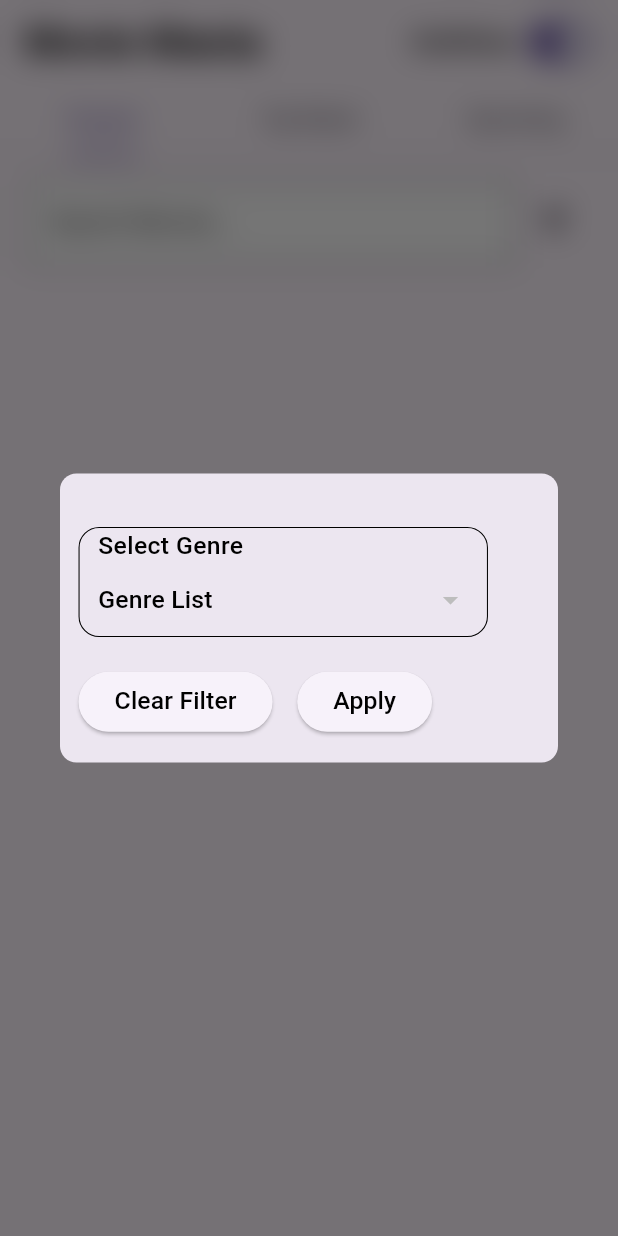
After one commit to KevalTank/movie_mania, a Flutter app: the screen it shows after launch, after a tap on the "filter alt" icon, on a phone screen of 412 x 824 dp. The commit adds this screen. Run offline on Flutter 3.47's test engine with Material 2 defaults, Android fonts, the phone set to English and light mode, and no system bars; drawn by our look-alikes of dropdown_button2; our stand-ins replace dio, equatable, flutter_bloc, fluttertoast, get_it, injectable and 3 more; network calls fail.

Commit message:
ADD : Filters

```diff
--- a/lib/blocs/movie_bloc.dart
+++ b/lib/blocs/movie_bloc.dart
@@ -26,6 +26,7 @@ class MovieBloc extends Bloc<MovieEvent, MovieState> {
     on<LoadTopRatedMoviesRequested>(_onLoadTopRatedMoviesRequested);
     on<LoadUpcomingMoviesRequested>(_onLoadUpcomingMoviesRequested);
     on<UserSearchMovieRequested>(_onUserSearchMovieRequested);
+    on<ApplyFilterRequested>(_onApplyFilterRequested);
   }
 
   final AppRepository _appRepository;
@@ -40,11 +41,16 @@ class MovieBloc extends Bloc<MovieEvent, MovieState> {
   int totalPagesForUpComingMovies = 10;
 
   List<Movie> _popularMoviesList = [];
+  List<Movie> _topRatedMoviesList = [];
+  List<Movie> _upComingMoviesList = [];
+
   List<Movie> _searchPopularMoviesList = [];
-  List<Movie> _topRatedMoviesList = [];
   List<Movie> _searchTopRatedMoviesList = [];
-  List<Movie> _upComingMoviesList = [];
   List<Movie> _searchUpComingMoviesList = [];
+
+  List<int> _genreListForPopularMovies = [];
+  List<int> _genreListForTopRatedMovies = [];
+  List<int> _genreListForUpComingMovies = [];
 
   FutureOr<void> _onChangeGridViewToListViewRequested(
     ChangeGridViewToListViewRequested event,
@@ -70,6 +76,7 @@ class MovieBloc extends Bloc<MovieEvent, MovieState> {
         'Before fetching API response current page value for the popular movies = $popularMoviesCurrentPage');
     if (event.loadInitialPage ?? false) {
       popularMoviesCurrentPage = 1;
+      _genreListForPopularMovies = [];
       debugPrint(
           'First time fetching API response current page value for the popular movies = $popularMoviesCurrentPage');
     }
@@ -91,10 +98,24 @@ class MovieBloc extends Bloc<MovieEvent, MovieState> {
         }
         _popularMoviesList.addAll(moviesResponse.results);
         totalPagesForPopularMovies = moviesResponse.totalPages;
+        for (int i = 0; i < _popularMoviesList.length; i++) {
+          if (_popularMoviesList[i].genreIds.isNotEmpty) {
+            _genreListForPopularMovies.addAll(_popularMoviesList[i].genreIds);
+          }
+        }
+        debugPrint(
+            'Length of the genre id == ${_genreListForPopularMovies.length}');
+        debugPrint(
+            'Before calling to set on list ----------- ${_genreListForPopularMovies.length}');
+        _genreListForPopularMovies =
+            _genreListForPopularMovies.toSet().toList();
+        debugPrint(
+            'After calling to set on list ----------- ${_genreListForPopularMovies.length}');
         emit(
           state.copyWith(
             status: Status.success,
             listOfPopularMovies: _popularMoviesList,
+            genreIdsForPopular: _genreListForPopularMovies,
           ),
         );
         popularMoviesCurrentPage++;
@@ -120,6 +141,7 @@ class MovieBloc extends Bloc<MovieEvent, MovieState> {
         'Before fetching API response current page value for the top rated movies = $topRatedMoviesCurrentPage');
     if (event.loadInitialPage ?? false) {
       topRatedMoviesCurrentPage = 1;
+      _genreListForTopRatedMovies = [];
       debugPrint(
           'First time fetching API response current page value for the top rated movies = $topRatedMoviesCurrentPage');
     }
@@ -140,13 +162,25 @@ class MovieBloc extends Bloc<MovieEvent, MovieState> {
         }
         _topRatedMoviesList.addAll(moviesResponse.results);
         totalPagesForTopRatedMovies = moviesResponse.totalPages;
+        for (int i = 0; i < _topRatedMoviesList.length; i++) {
+          if (_topRatedMoviesList[i].genreIds.isNotEmpty) {
+            _genreListForTopRatedMovies.addAll(_topRatedMoviesList[i].genreIds);
+          }
+        }
+        _genreListForTopRatedMovies =
+            _genreListForTopRatedMovies.toSet().toList();
         emit(
           state.copyWith(
             status: Status.success,
             listOfTopRatedMovies: _topRatedMoviesList,
+            genreIdsForTopRated: _genreListForTopRatedMovies,
           ),
         );
         topRatedMoviesCurrentPage++;
+        // await _prefHelper.saveMoviesToPreferencesRequested(
+        //   listOfMovies: _topRatedMoviesList,
+        //   collectionName: SharedPreferencesConstants.topRatedMovies,
+        // );
         debugPrint(
             'After fetching API response current page value for the top rated movies = $topRatedMoviesCurrentPage');
       } else {
@@ -169,6 +203,7 @@ class MovieBloc extends Bloc<MovieEvent, MovieState> {
         'Before fetching API response current page value for the upcoming movies = $upComingMoviesCurrentPage');
     if (event.loadInitialPage ?? false) {
       upComingMoviesCurrentPage = 1;
+      _genreListForUpComingMovies = [];
       debugPrint(
           'First time fetching API response current page value for the upcoming movies = $upComingMoviesCurrentPage');
     }
@@ -190,13 +225,25 @@ class MovieBloc extends Bloc<MovieEvent, MovieState> {
         }
         _upComingMoviesList.addAll(moviesResponse.results);
         totalPagesForUpComingMovies = moviesResponse.totalPages;
+        for (int i = 0; i < _upComingMoviesList.length; i++) {
+          if (_upComingMoviesList[i].genreIds.isNotEmpty) {
+            _genreListForUpComingMovies.addAll(_upComingMoviesList[i].genreIds);
+          }
+        }
+        _genreListForUpComingMovies =
+            _genreListForUpComingMovies.toSet().toList();
         emit(
           state.copyWith(
             status: Status.success,
             listOfUpcomingMovies: _upComingMoviesList,
+            genreIdsForUpComing: _genreListForUpComingMovies,
           ),
         );
         upComingMoviesCurrentPage++;
+        // await _prefHelper.saveMoviesToPreferencesRequested(
+        //   listOfMovies: _upComingMoviesList,
+        //   collectionName: SharedPreferencesConstants.upComingMovies,
+        // );
         debugPrint(
             'After fetching API response current page value for the upcoming movies = $upComingMoviesCurrentPage');
       } else {
@@ -279,4 +326,84 @@ class MovieBloc extends Bloc<MovieEvent, MovieState> {
       }
     }
   }
+
+  FutureOr<void> _onApplyFilterRequested(
+    ApplyFilterRequested event,
+    Emitter<MovieState> emit,
+  ) {
+    if (event.filter.isNotEmpty || event.filter != '') {
+      if (state.tabBarStatus.popular) {
+        List<Movie> filteredMovieList = filterMovies(
+            filterType: event.filter, movieList: _popularMoviesList);
+        debugPrint(
+            'Length of the filtered movies == ${filteredMovieList.length}');
+        emit(
+          state.copyWith(
+            status: Status.success,
+            listOfPopularMovies: filteredMovieList,
+          ),
+        );
+      } else if (state.tabBarStatus.topRated) {
+        List<Movie> filteredMovieList = filterMovies(
+            filterType: event.filter, movieList: _topRatedMoviesList);
+        debugPrint(
+            'Length of the filtered movies == ${filteredMovieList.length}');
+        emit(
+          state.copyWith(
+            status: Status.success,
+            listOfTopRatedMovies: filteredMovieList,
+          ),
+        );
+      } else {
+        List<Movie> filteredMovieList = filterMovies(
+            filterType: event.filter, movieList: _upComingMoviesList);
+        debugPrint(
+            'Length of the filtered movies == ${filteredMovieList.length}');
+        emit(
+          state.copyWith(
+            status: Status.success,
+            listOfUpcomingMovies: filteredMovieList,
+          ),
+        );
+      }
+    } else {
+      if (state.tabBarStatus.popular) {
+        emit(
+          state.copyWith(
+            status: Status.success,
+            listOfPopularMovies: _popularMoviesList,
+          ),
+        );
+      } else if (state.tabBarStatus.topRated) {
+        emit(
+          state.copyWith(
+            status: Status.success,
+            listOfTopRatedMovies: _topRatedMoviesList,
+          ),
+        );
+      } else {
+        emit(
+          state.copyWith(
+            status: Status.success,
+            listOfUpcomingMovies: _upComingMoviesList,
+          ),
+        );
+      }
+    }
+  }
+
+  List<Movie> filterMovies({
+    required List<Movie> movieList,
+    required filterType,
+  }) {
+    List<Movie> filteredMovieList = [];
+    for (final movie in movieList) {
+      for (final genreId in movie.genreIds) {
+        if (filterType == genreId.toString()) {
+          filteredMovieList.add(movie);
+        }
+      }
+    }
+    return filteredMovieList;
+  }
 }
--- a/lib/blocs/movie_event.dart
+++ b/lib/blocs/movie_event.dart
@@ -56,3 +56,11 @@ class UserSearchMovieRequested extends MovieEvent {
 
   final String movieName;
 }
+
+class ApplyFilterRequested extends MovieEvent {
+  const ApplyFilterRequested({
+    required this.filter,
+  });
+
+  final String filter;
+}
--- a/lib/blocs/movie_state.dart
+++ b/lib/blocs/movie_state.dart
@@ -9,6 +9,9 @@ class MovieState extends Equatable {
     this.listOfPopularMovies = const [],
     this.listOfTopRatedMovies = const [],
     this.listOfUpcomingMovies = const [],
+    this.genreIdsForPopular = const [],
+    this.genreIdsForTopRated = const [],
+    this.genreIdsForUpComing = const [],
   });
 
   final Status status;
@@ -18,6 +21,9 @@ class MovieState extends Equatable {
   final List<Movie> listOfPopularMovies;
   final List<Movie> listOfTopRatedMovies;
   final List<Movie> listOfUpcomingMovies;
+  final List<int> genreIdsForPopular;
+  final List<int> genreIdsForTopRated;
+  final List<int> genreIdsForUpComing;
 
   MovieState copyWith({
     Status? status,
@@ -27,6 +33,9 @@ class MovieState extends Equatable {
     List<Movie>? listOfPopularMovies,
     List<Movie>? listOfTopRatedMovies,
     List<Movie>? listOfUpcomingMovies,
+    List<int>? genreIdsForPopular,
+    List<int>? genreIdsForTopRated,
+    List<int>? genreIdsForUpComing,
   }) {
     return MovieState(
       status: status ?? this.status,
@@ -36,6 +45,9 @@ class MovieState extends Equatable {
       listOfPopularMovies: listOfPopularMovies ?? this.listOfPopularMovies,
       listOfTopRatedMovies: listOfTopRatedMovies ?? this.listOfTopRatedMovies,
       listOfUpcomingMovies: listOfUpcomingMovies ?? this.listOfUpcomingMovies,
+      genreIdsForPopular: genreIdsForPopular ?? this.genreIdsForPopular,
+      genreIdsForTopRated: genreIdsForTopRated ?? this.genreIdsForTopRated,
+      genreIdsForUpComing: genreIdsForUpComing ?? this.genreIdsForUpComing,
     );
   }
 
@@ -48,5 +60,8 @@ class MovieState extends Equatable {
         listOfPopularMovies,
         listOfTopRatedMovies,
         listOfUpcomingMovies,
+        genreIdsForPopular,
+        genreIdsForTopRated,
+        genreIdsForUpComing,
       ];
 }
--- a/lib/screens/home_screen.dart
+++ b/lib/screens/home_screen.dart
@@ -7,6 +7,7 @@ import 'package:movie_mania/screens/popular_movies_screen.dart';
 import 'package:movie_mania/screens/top_rated_movies_screen.dart';
 import 'package:movie_mania/screens/up_coming_movies_screen.dart';
 import 'package:movie_mania/widgets/custom_text.dart';
+import 'package:movie_mania/widgets/filter_dialogue.dart';
 import 'package:movie_mania/widgets/unfocus_wrapper.dart';
 import 'package:sizer/sizer.dart';
 
@@ -105,6 +106,9 @@ class HomeScreen extends StatelessWidget {
             children: [
               Padding(
                 padding: EdgeInsets.symmetric(horizontal: 4.w, vertical: 2.h),
+                child: Row(
+                  children: [
+                    Flexible(
                       child: TextField(
                         controller: searchController,
                         onChanged: (String movieName) {
@@ -114,7 +118,8 @@ class HomeScreen extends StatelessWidget {
                         },
                         decoration: InputDecoration(
                           hintText: 'Search Movies...',
-                    hintStyle: const TextStyle(color: AppColors.blackColor),
+                          hintStyle:
+                              const TextStyle(color: AppColors.blackColor),
                           border: const OutlineInputBorder(),
                           filled: true,
                           fillColor: AppColors.whiteColor,
@@ -131,6 +136,16 @@ class HomeScreen extends StatelessWidget {
                                 )
                               : null,
                         ),
+                      ),
+                    ),
+                    IconButton(
+                      onPressed: () {
+                        filterDialogue(context: context);
+                      },
+                      padding: EdgeInsets.all(10.sp),
+                      icon: const Icon(Icons.filter_alt_rounded),
+                    ),
+                  ],
                 ),
               ),
               const Expanded(
--- /dev/null
+++ b/lib/widgets/filter_dialogue.dart
@@ -0,0 +1,175 @@
+import 'dart:ui';
+
+import 'package:dropdown_button2/dropdown_button2.dart';
+import 'package:flutter/material.dart';
+import 'package:flutter_bloc/flutter_bloc.dart';
+import 'package:movie_mania/blocs/movie_bloc.dart';
+import 'package:movie_mania/constants/enums.dart';
+import 'package:movie_mania/widgets/custom_text.dart';
+import 'package:movie_mania/widgets/gap.dart';
+import 'package:sizer/sizer.dart';
+
+Future<void> filterDialogue({
+  required BuildContext context,
+}) async {
+  var tabStatus = context.read<MovieBloc>().state.tabBarStatus.name;
+  List<int> genreIds = [];
+  if (tabStatus == TabBarStatus.popular.name) {
+    genreIds = context.read<MovieBloc>().state.genreIdsForPopular;
+  } else if (tabStatus == TabBarStatus.topRated.name) {
+    genreIds = context.read<MovieBloc>().state.genreIdsForTopRated;
+  } else {
+    genreIds = context.read<MovieBloc>().state.genreIdsForUpComing;
+  }
+  await showDialog(
+    context: context,
+    barrierDismissible: false,
+    builder: (ctx) {
+      final movieBloc = BlocProvider.of<MovieBloc>(context);
+      debugPrint('Genre Ids Length === ${genreIds.length}');
+      return BlocProvider.value(
+        value: movieBloc,
+        child: FilterDialogue(
+          optionsTitle: 'Genre List',
+          optionsList: genreIds,
+          selectedOption: genreIds.isNotEmpty ? genreIds[0].toString() : null,
+          onApplyFilter: (String? selectedOption) {
+            context.read<MovieBloc>().add(
+                  ApplyFilterRequested(
+                    filter: selectedOption.toString(),
+                  ),
+                );
+          },
+          onClearFilter: () {
+            context.read<MovieBloc>().add(
+                  const ApplyFilterRequested(filter: ''),
+                );
+          },
+        ),
+      );
+    },
+  );
+}
+
+class FilterDialogue extends StatefulWidget {
+  const FilterDialogue({
+    super.key,
+    required this.optionsTitle,
+    required this.optionsList,
+    required this.onApplyFilter,
+    required this.selectedOption,
+    required this.onClearFilter,
+  });
+
+  final String optionsTitle;
+  final List<int> optionsList;
+  final String? selectedOption;
+  final void Function(String? selectedOption) onApplyFilter;
+  final void Function() onClearFilter;
+
+  @override
+  State<FilterDialogue> createState() => _FilterDialogueState();
+}
+
+class _FilterDialogueState extends State<FilterDialogue> {
+  String? selectedDropdownOption;
+
+  @override
+  void initState() {
+    super.initState();
+    selectedDropdownOption = widget.selectedOption;
+  }
+
+  final alertBoxFilter = ImageFilter.blur(sigmaX: 10, sigmaY: 10);
+
+  @override
+  Widget build(BuildContext context) {
+    return BackdropFilter(
+      filter: alertBoxFilter,
+      child: AlertDialog(
+        shape: RoundedRectangleBorder(
+          borderRadius: BorderRadius.circular(8.sp),
+        ),
+        contentPadding: EdgeInsets.zero,
+        content: Column(
+          mainAxisSize: MainAxisSize.min,
+          children: [
+            Container(
+              margin: EdgeInsets.symmetric(horizontal: 3.w),
+              child: Column(
+                crossAxisAlignment: CrossAxisAlignment.start,
+                mainAxisSize: MainAxisSize.min,
+                children: [
+                  const Gap(),
+                  Container(
+                    padding: EdgeInsets.symmetric(horizontal: 3.w),
+                    margin: EdgeInsets.only(
+                      top: 14.sp,
+                      bottom: 14.sp,
+                      right: 25.sp,
+                    ),
+                    decoration: BoxDecoration(
+                      borderRadius: BorderRadius.circular(10.sp),
+                      border: Border.all(width: 0.5.sp),
+                    ),
+                    child: Column(
+                      crossAxisAlignment: CrossAxisAlignment.start,
+                      children: [
+                        const CustomText(text: 'Select Genre'),
+                        DropdownButton2(
+                          dropdownDecoration: BoxDecoration(
+                            borderRadius: BorderRadius.circular(8.sp),
+                          ),
+                          icon: const Icon(Icons.arrow_drop_down),
+                          dropdownWidth: 60.w,
+                          buttonWidth: 62.w,
+                          dropdownMaxHeight: 20.h,
+                          offset: const Offset(-10, -12),
+                          iconOnClick:
+                              const Icon(Icons.keyboard_arrow_up_rounded),
+                          underline: Container(),
+                          isExpanded: true,
+                          hint: CustomText(text: widget.optionsTitle),
+                          value: selectedDropdownOption,
+                          items: widget.optionsList.map((int item) {
+                            return DropdownMenuItem(
+                              value: item.toString(),
+                              child: Text(item.toString()),
+                            );
+                          }).toList(),
+                          onChanged: (String? newValue) {
+                            setState(() => selectedDropdownOption = newValue);
+                          },
+                        ),
+                      ],
+                    ),
+                  ),
+                  Row(
+                    children: [
+                      ElevatedButton(
+                        onPressed: () {
+                          widget.onClearFilter.call();
+                          Navigator.of(context).pop();
+                        },
+                        child: const CustomText(text: 'Clear Filter'),
+                      ),
+                      const Gap(),
+                      ElevatedButton(
+                        onPressed: () {
+                          widget.onApplyFilter.call(selectedDropdownOption);
+                          Navigator.of(context).pop();
+                        },
+                        child: const CustomText(text: 'Apply'),
+                      ),
+                    ],
+                  ),
+                  const Gap(),
+                ],
+              ),
+            ),
+          ],
+        ),
+      ),
+    );
+  }
+}
--- a/pubspec.yaml
+++ b/pubspec.yaml
@@ -20,6 +20,7 @@ dependencies:
   pretty_dio_logger: ^1.3.1
   shared_preferences: ^2.2.0
   fluttertoast: ^8.2.2
+  dropdown_button2: ^1.9.1
 
 dev_dependencies:
   flutter_test:
```
Also changed, not shown: pubspec.lock. Lines whose indentation alone changed are shown as unchanged.
